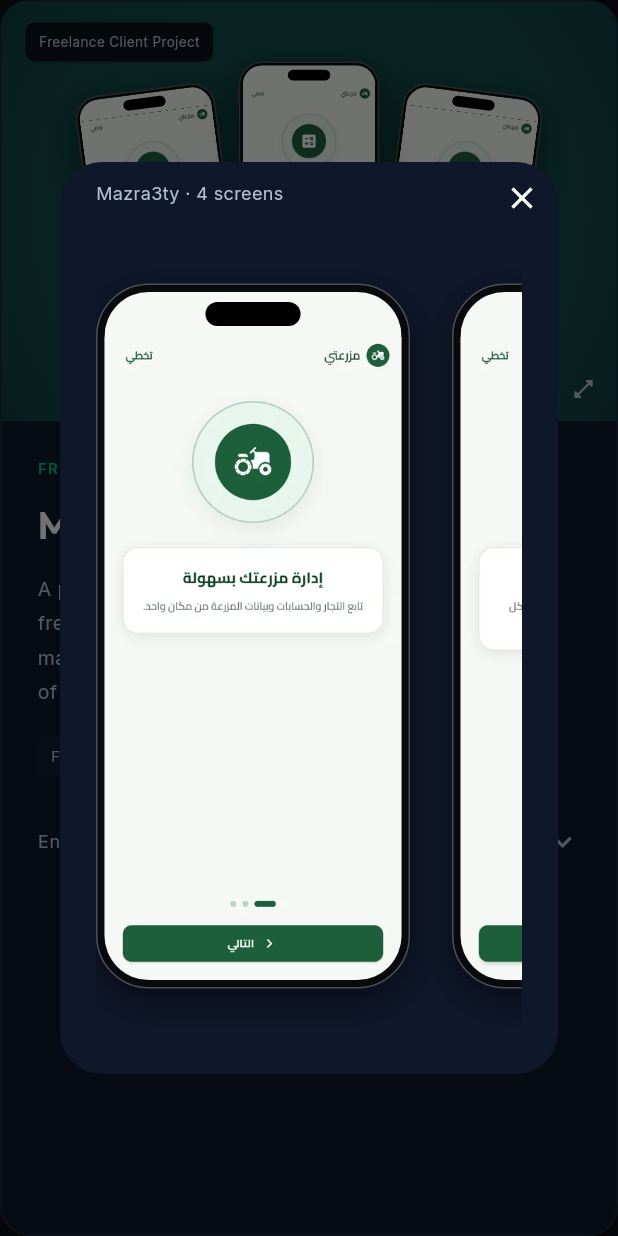
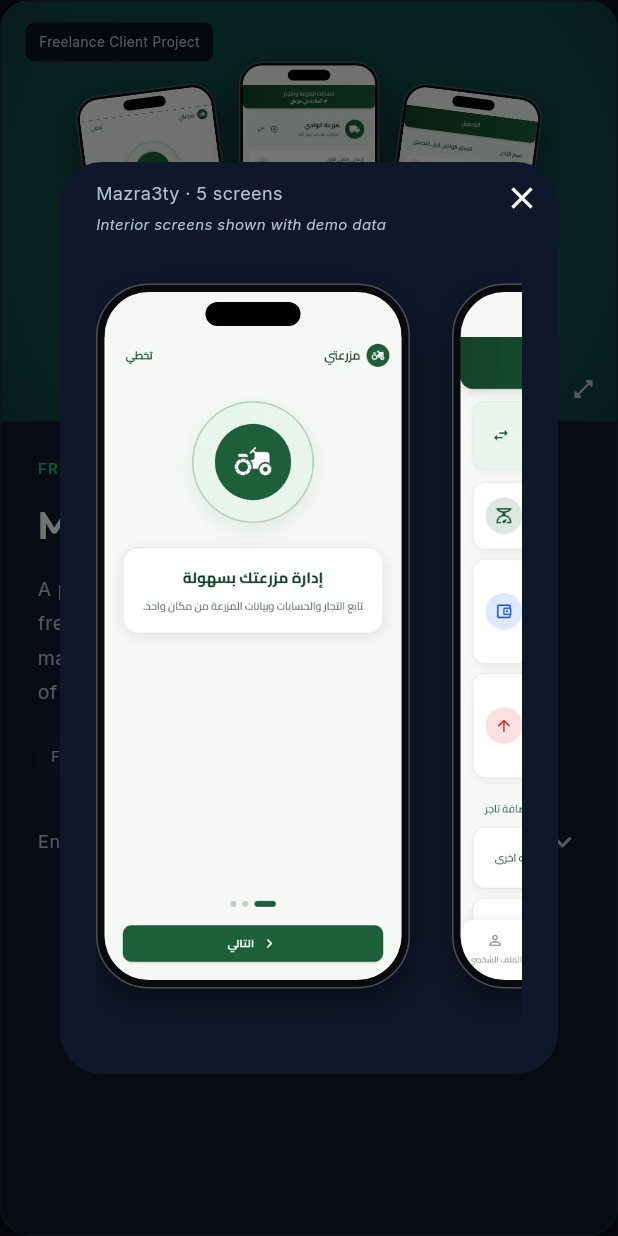
Before and after one commit to AhmedWalied26/My_Portfolio, a Flutter app: the ProjectCard widget shown alone on an empty page, opened directly with sample values from the repository, after a tap on "Freelance Client Project", on a phone screen of 412 x 824 dp. Run offline on Flutter 3.47's test engine with Material 3 defaults, Android fonts, the phone set to English and light mode, and no system bars; our stand-ins replace google_fonts; missing offline and left inert: dart:html.

Commit message:
Mix opening and interior gallery screens, label demo-data galleries
Updated project screens and added demo data indication.

```diff
--- a/lib/presentation/sections/projects/project_card.dart
+++ b/lib/presentation/sections/projects/project_card.dart
@@ -18,17 +18,31 @@ class _ProjectCardState extends State<ProjectCard> {
   static const screens = {
     'Mazra3ty': [
       '1-mazra3ty-1',
-      '2-mazra3ty-2',
-      '3-mazra3ty-3',
-      '4-mazra3ty-4',
+      '1-26-mazra3ty-home',
+      '2-27-mazra3ty-collections',
+      '3-28-mazra3ty-outgoings',
+      '4-29-mazra3ty-history',
     ],
     'smart_empty_state': ['1-23-package-1', '2-24-package-2', '3-25-package-3'],
-    'E-Commerce App': ['8-ecommerce-1', '9-ecommerce-2'],
-    'Movie App': ['10-movies-1', '11-movies-2', '12-movies-3', '13-movies-4'],
-    'Evently': ['14-evently-1', '15-evently-2', '16-evently-3'],
+    'E-Commerce App': [
+      '8-ecommerce-1',
+      '5-30-ecommerce-home',
+      '6-31-ecommerce-products',
+    ],
+    'Movie App': [
+      '10-movies-1',
+      '7-32-movies-home',
+      '8-33-movies-search',
+      '9-34-movies-browse',
+    ],
+    'Evently': ['14-evently-1', '10-35-evently-home', '11-36-evently-favorites'],
     'News App': ['17-news-1', '18-news-2'],
     'Islami App': ['19-islami-1', '20-islami-2', '21-islami-3', '22-islami-4'],
   };
+
+  /// Projects whose gallery screens were captured with seeded demo data
+  /// rather than a live backend account.
+  static const demoDataProjects = {'Mazra3ty', 'Evently'};
 
   List<String> get _assets =>
       (screens[widget.project.title] ?? const <String>[])
@@ -66,12 +80,28 @@ class _ProjectCardState extends State<ProjectCard> {
               Positioned(
                 top: 12,
                 left: 24,
-                child: Text(
-                  '${widget.project.title} · ${assets.length} screens',
-                  style: GoogleFonts.inter(
-                    fontSize: 12,
-                    color: AppColors.textSecondary,
-                  ),
+                child: Column(
+                  crossAxisAlignment: CrossAxisAlignment.start,
+                  children: [
+                    Text(
+                      '${widget.project.title} · ${assets.length} screens',
+                      style: GoogleFonts.inter(
+                        fontSize: 12,
+                        color: AppColors.textSecondary,
+                      ),
+                    ),
+                    if (demoDataProjects.contains(widget.project.title)) ...[
+                      const SizedBox(height: 4),
+                      Text(
+                        'Interior screens shown with demo data',
+                        style: GoogleFonts.inter(
+                          fontSize: 10,
+                          fontStyle: FontStyle.italic,
+                          color: AppColors.textSecondary,
+                        ),
+                      ),
+                    ],
+                  ],
                 ),
               ),
               Positioned(
```
